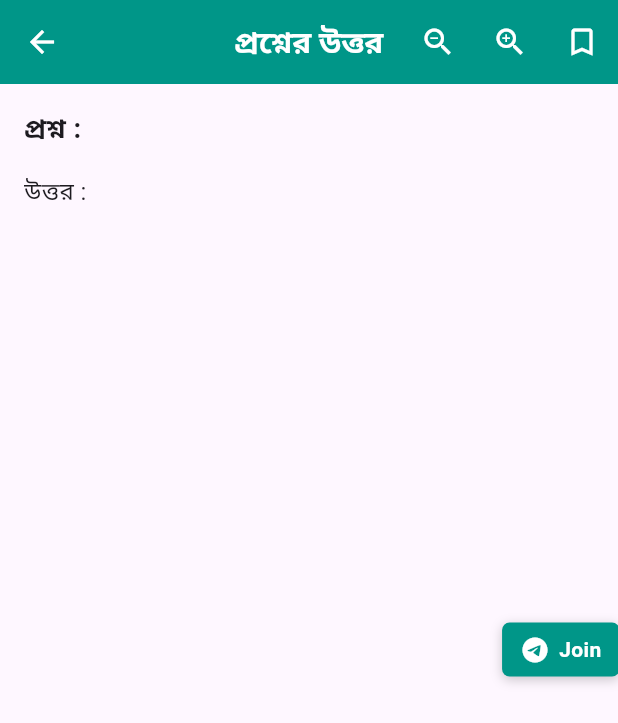
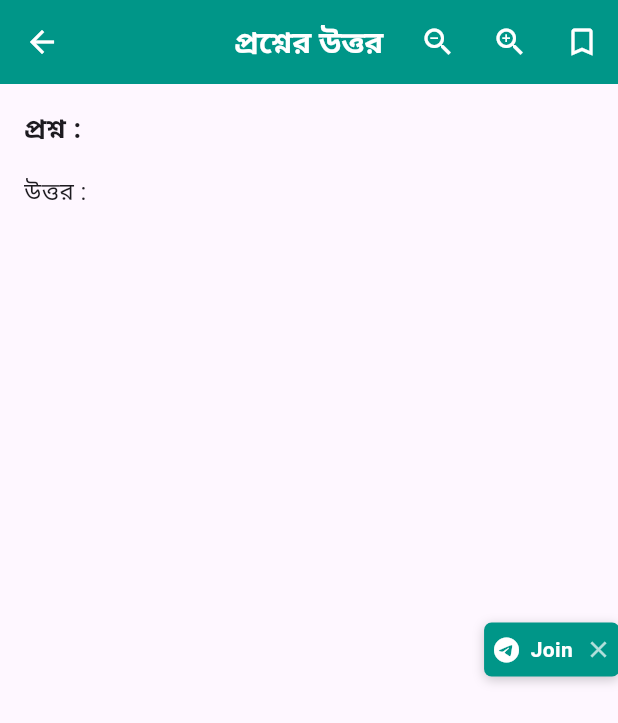
Before and after one commit to mehrabrafi/masla_masayel, a Flutter app: the QuestionDetailScreen screen opened directly with empty values, on a phone screen of 412 x 824 dp. Shown: the top 723 px of the screen. Run offline on Flutter 3.47's test engine with Material 3 defaults, Android fonts, the phone set to English and light mode, and no system bars; our stand-ins replace cloud_firestore, firebase_core, flutter_riverpod, shared_preferences, timeago; accounts and stored records are empty; Roboto replaces fonts that are missing (HindSiliguri, NotoSansBengali).

Commit message:
improve ui

```diff
--- a/lib/QuestionDetailScreen.dart
+++ b/lib/QuestionDetailScreen.dart
@@ -21,6 +21,7 @@ class QuestionDetailScreen extends ConsumerStatefulWidget {
 
 class _QuestionDetailScreenState extends ConsumerState<QuestionDetailScreen> {
   double _textScaleFactor = 1.0;
+  bool _showJoinButton = true;  // নতুন স্টেট
 
   Future<void> _launchTelegram() async {
     final url = 'https://t.me/masla_masayel';
@@ -127,14 +128,15 @@ class _QuestionDetailScreenState extends ConsumerState<QuestionDetailScreen> {
                 ],
               ),
 
-              // Positioned Telegram Icon Button on Right Center
+              // Positioned Telegram Icon Button on Right Center, এখন _showJoinButton দিয়ে কন্ট্রোল
+              if (_showJoinButton)
                 Positioned(
                   right: -1, // ডান দিক থেকে ভিতরে ঢুকানো
                   top: constraints.maxHeight / 2 - 25,
                   child: GestureDetector(
                     onTap: _launchTelegram,
                     child: Container(
-                    padding: const EdgeInsets.symmetric(horizontal: 12, vertical: 8),
+                      padding: const EdgeInsets.symmetric(horizontal: 5, vertical: 8),
                       decoration: BoxDecoration(
                         color: Colors.teal, // Telegram Blue
                         borderRadius: BorderRadius.circular(5),
@@ -148,22 +150,34 @@ class _QuestionDetailScreenState extends ConsumerState<QuestionDetailScreen> {
                       ),
                       child: Row(
                         mainAxisSize: MainAxisSize.min,
-                      children: const [
-                        Icon(Icons.telegram, color: Colors.white, size: 20),
-                        SizedBox(width: 6),
-                        Text(
+                        children: [
+                          const Icon(Icons.telegram, color: Colors.white, size: 20),
+                          const SizedBox(width: 6),
+                          const Text(
                             'Join',
                             style: TextStyle(
                               color: Colors.white,
                               fontWeight: FontWeight.bold,
                             ),
                           ),
+                          const SizedBox(width: 8),
+                          GestureDetector(
+                            onTap: () {
+                              setState(() {
+                                _showJoinButton = false;
+                              });
+                            },
+                            child: const Icon(
+                              Icons.close,
+                              size: 18,
+                              color: Colors.white70,
+                            ),
+                          ),
                         ],
                       ),
                     ),
                   ),
-              )
-,
+                ),
             ],
           );
         },
```
Lines whose indentation alone changed are shown as unchanged.
